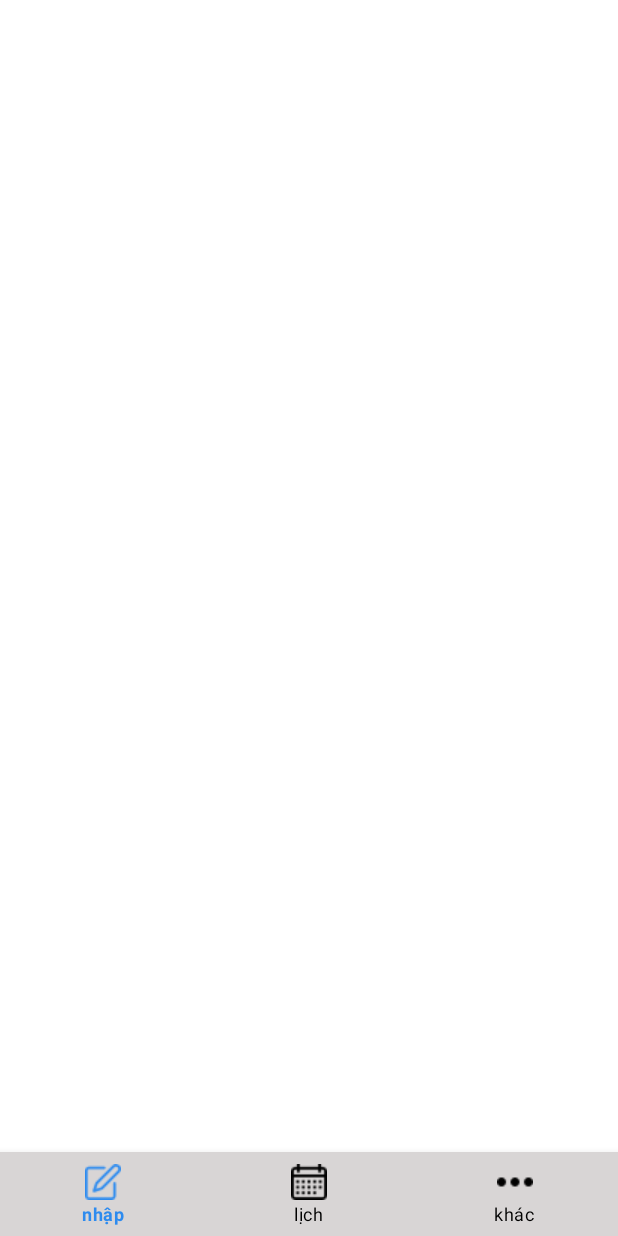
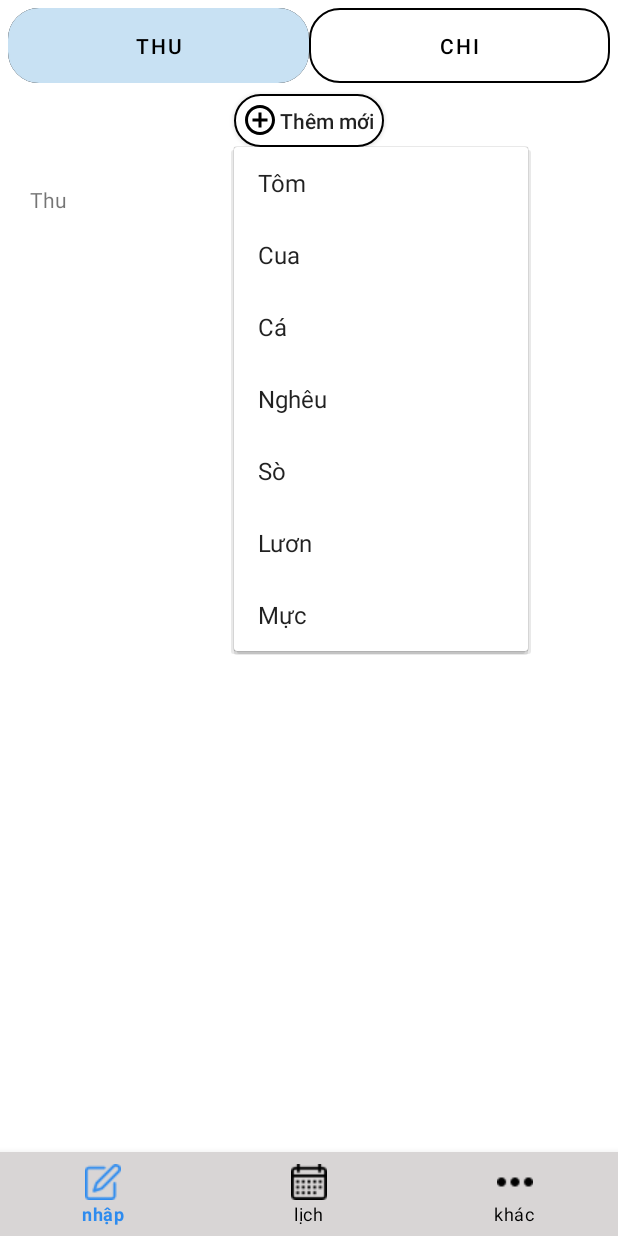
Before and after one commit to phamchinghi/QLTL, an Android app: the screen it shows after launch (MainActivity), on a phone screen of 412 x 824 dp. Run offline under Robolectric (Android 15) with nearby library versions, the phone set to English and light mode, and no system bars.

Commit message:
hoan chinh sau sua

```diff
--- a/app/src/main/java/com/example/qltl/nhap/input_output.java
+++ b/app/src/main/java/com/example/qltl/nhap/input_output.java
@@ -1,5 +1,8 @@
 package com.example.qltl.nhap;
 
+import android.app.Dialog;
+import android.graphics.Color;
+import android.graphics.drawable.ColorDrawable;
 import android.os.Bundle;
 
 import androidx.appcompat.widget.PopupMenu;
@@ -11,6 +14,8 @@ import android.view.LayoutInflater;
 import android.view.MenuItem;
 import android.view.View;
 import android.view.ViewGroup;
+import android.view.Window;
+import android.view.WindowManager;
 import android.widget.AdapterView;
 import android.widget.Button;
 import android.widget.Spinner;
@@ -30,7 +35,8 @@ public class input_output extends Fragment {
 
     private static final String TAG = "inoutputFragment";
 
-
+    private TabLayout tabLayout;
+    private customViewPager viewPager;
     public input_output() {
     }
 
@@ -40,48 +46,13 @@ public class input_output extends Fragment {
                              Bundle savedInstanceState) {
         // Inflate the layout for this fragment
         View view = inflater.inflate(R.layout.fragment_input_output, container, false);
-
-
+        tabLayout = view.findViewById(R.id.tab_layout);
+        viewPager = view.findViewById(R.id.nhap_view_pager);
+        nhapViewPagerAdapter adapterViewPager = new nhapViewPagerAdapter(getChildFragmentManager(), FragmentStatePagerAdapter.BEHAVIOR_RESUME_ONLY_CURRENT_FRAGMENT);
+        viewPager.setAdapter(adapterViewPager);
+        viewPager.setPagingEnable(false);
+        tabLayout.setupWithViewPager(viewPager);
         return view;
     }
-//    private void dropDownSpinner(){
-//        spin.setOnItemSelectedListener(new AdapterView.OnItemSelectedListener() {
-//            @Override
-//            public void onItemSelected(AdapterView<?> parent, View view, int position, long id) {
-//                openDetailDialog(Gravity.CENTER);
-////                setHint(spin.getSelectedItem().toString());
-//            }
-//
-//            @Override
-//            public void onNothingSelected(AdapterView<?> parent) {
-//
-//            }
-//        });
-//    }
-
-//    private void openDetailDialog(int gravity){
-////        final Dialog dialog = new Dialog(getContext().getApplicationContext());
-////        dialog.requestWindowFeature(Window.FEATURE_NO_TITLE);
-////        dialog.setContentView(R.layout.custom_dialog_input);
-////        Window window = dialog.getWindow();
-////        if(window == null){
-////            return;
-////        }
-////        window.setLayout(WindowManager.LayoutParams.MATCH_PARENT, WindowManager.LayoutParams.WRAP_CONTENT);
-////        window.setBackgroundDrawable(new ColorDrawable(Color.TRANSPARENT));
-////
-////        WindowManager.LayoutParams windowAttributes = window.getAttributes();
-////        windowAttributes.gravity = gravity;
-////        window.setAttributes(windowAttributes);
-////
-//        customDialog dialog = new customDialog();
-//        if(Gravity.BOTTOM == gravity){
-//            dialog.setCancelable(true);
-//        }else {
-//            dialog.setCancelable(false);
-//        }
-//        dialog.setTargetFragment(input_output.this, 1);
-//        dialog.show(getFragmentManager(), "customDialog");
-//    }
 
 }
--- a/app/src/main/res/drawable/bg_dialog_in_output.xml
+++ b/app/src/main/res/drawable/bg_dialog_in_output.xml
@@ -1,5 +1,5 @@
 <?xml version="1.0" encoding="utf-8"?>
 <shape xmlns:android="http://schemas.android.com/apk/res/android">
     <solid android:color="@color/white" />
-    <corners android:radius="20dp" />
+    <corners android:radius="25dp" />
 </shape>
--- a/app/src/main/res/drawable/custom_button_menu.xml
+++ b/app/src/main/res/drawable/custom_button_menu.xml
@@ -3,7 +3,7 @@
     android:shape="rectangle">
     <solid android:color="@color/white"/>
     <size android:height="50dp" android:width="100dp"/>
-    <corners android:radius="25dp"
+    <corners android:radius="20dp"
       />
     <stroke android:width="1sp" android:color="@color/black"/>
 
--- /dev/null
+++ b/app/src/main/res/drawable/ic_add.xml
@@ -0,0 +1,9 @@
+<vector xmlns:android="http://schemas.android.com/apk/res/android"
+    android:width="24dp"
+    android:height="24dp"
+    android:viewportWidth="24"
+    android:viewportHeight="24">
+  <path
+      android:pathData="M13,7h-2v4L7,11v2h4v4h2v-4h4v-2h-4L13,7zM12,2C6.48,2 2,6.48 2,12s4.48,10 10,10 10,-4.48 10,-10S17.52,2 12,2zM12,20c-4.41,0 -8,-3.59 -8,-8s3.59,-8 8,-8 8,3.59 8,8 -3.59,8 -8,8z"
+      android:fillColor="#000000"/>
+</vector>
--- a/app/src/main/res/layout/fragment_input_output.xml
+++ b/app/src/main/res/layout/fragment_input_output.xml
@@ -1,15 +1,17 @@
 <?xml version="1.0" encoding="utf-8"?>
-<RelativeLayout
+<LinearLayout
     xmlns:android="http://schemas.android.com/apk/res/android"
     android:layout_height="match_parent"
     android:layout_width="match_parent"
     android:background="@android:color/white"
     xmlns:tools="http://schemas.android.com/tools"
     tools:context=".MainActivity"
-    xmlns:app="http://schemas.android.com/apk/res-auto">
+>
 
 
+    <com.example.qltl.nhap.customInput_Output
+        android:layout_width="match_parent"
+        android:layout_height="match_parent"
+/>
 
-
-
-</RelativeLayout>
+</LinearLayout>
--- a/app/src/main/res/layout/fragment_thu.xml
+++ b/app/src/main/res/layout/fragment_thu.xml
@@ -13,6 +13,9 @@
 <!--        android:id="@+id/recycle_view_thu"-->
 <!--        android:layout_width="match_parent"-->
 <!--        android:layout_height="match_parent" />-->
-
-
+    <TextView
+        android:id="@+id/textView"
+        android:layout_width="wrap_content"
+        android:layout_height="wrap_content"
+        android:text="Thu" />
 </FrameLayout>
--- a/app/src/main/res/layout/layout_input_output.xml
+++ b/app/src/main/res/layout/layout_input_output.xml
@@ -1,8 +1,9 @@
 <?xml version="1.0" encoding="utf-8"?>
-<RelativeLayout xmlns:android="http://schemas.android.com/apk/res/android"
+<LinearLayout xmlns:android="http://schemas.android.com/apk/res/android"
     android:layout_width="match_parent"
     android:layout_height="match_parent"
-    xmlns:app="http://schemas.android.com/apk/res-auto">
+    xmlns:app="http://schemas.android.com/apk/res-auto"
+    android:orientation="vertical">
     <com.google.android.material.tabs.TabLayout
         android:id="@+id/tab_layout"
         android:layout_width="match_parent"
@@ -30,27 +31,27 @@
             android:text="Chi" />
     </com.google.android.material.tabs.TabLayout>
 
-    <Spinner
-        android:id="@+id/spin_thu_chi"
-        style="@style/Widget.AppCompat.Spinner"
-        android:layout_width="100dp"
+    <android.widget.Button
+        android:id="@+id/btnList"
+        android:layout_width="wrap_content"
         android:layout_height="35dp"
         android:layout_below="@+id/tab_layout"
-        android:layout_centerInParent="true"
         android:layout_marginTop="2dp"
-        android:background="@drawable/spinner_backgroud"
-        android:popupBackground="@drawable/spinner_backgroud"
-        android:popupElevation="5dp"
-        android:stateListAnimator="@drawable/spinner_animation"
-        android:textAlignment="center"
+        android:layout_marginBottom="5dp"
+        android:background="@drawable/custom_button_menu"
+        android:drawableLeft="@drawable/ic_add"
+        android:padding="5dp"
+        android:text="Thêm mới"
+        android:textAllCaps="false"
+        android:layout_gravity="center"
         />
 
     <com.example.qltl.widget.customViewPager
         android:id="@+id/nhap_view_pager"
         android:layout_width="match_parent"
         android:layout_height="match_parent"
-        android:layout_below="@+id/spin_thu_chi">
+        >
 
 
     </com.example.qltl.widget.customViewPager>
-</RelativeLayout>
+</LinearLayout>
--- /dev/null
+++ b/app/src/main/res/menu/popup_menu.xml
@@ -0,0 +1,34 @@
+<?xml version="1.0" encoding="utf-8"?>
+<menu xmlns:app="http://schemas.android.com/apk/res-auto"
+    xmlns:android="http://schemas.android.com/apk/res/android">
+
+    <item
+        android:id="@+id/tom"
+        android:title="Tôm"
+        />
+    <item
+        android:id="@+id/cua"
+        android:title="Cua"
+        />
+    <item
+        android:id="@+id/ca"
+        android:title="Cá"
+        />
+    <item
+        android:id="@+id/ngheu"
+        android:title="Nghêu"
+        />
+    <item
+        android:id="@+id/so"
+        android:title="Sò"
+        />
+    <item
+        android:id="@+id/luon"
+        android:title="Lươn"
+        />
+    <item
+        android:id="@+id/muc"
+        android:title="Mực"
+        />
+
+</menu>
```
Also changed, not shown: app/src/main/java/com/example/qltl/nhap/customAdapterSpinner.java (deleted, +0 -55 lines), app/src/main/java/com/example/qltl/nhap/customDialog.java (+6 -9 lines), app/src/main/java/com/example/qltl/nhap/customInput_Output.java (+48 -72 lines).
